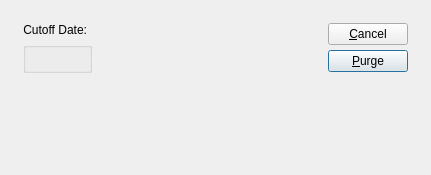
Qt form guiclient/purgeClosedWorkOrders.ui (Pegasus-RPG/xtuple-client) before a commit.
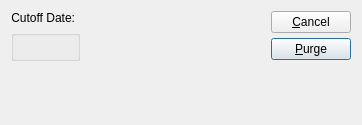
The same form after that commit. Custom widgets are drawn as their Qt base class.

Commit message: Issue #9572. Fixed screens to resize correctly.

What changed in the file:
```diff
--- a/guiclient/purgeClosedWorkOrders.ui
+++ b/guiclient/purgeClosedWorkOrders.ui
@@ -7,33 +7,19 @@
 is available at www.xtuple.com/CPAL.  By using this software, you agree
 to be bound by its terms.</comment>
  <class>purgeClosedWorkOrders</class>
- <widget class="QDialog" name="purgeClosedWorkOrders" >
-  <property name="geometry" >
+ <widget class="QDialog" name="purgeClosedWorkOrders">
+  <property name="geometry">
    <rect>
     <x>0</x>
     <y>0</y>
-    <width>431</width>
-    <height>175</height>
+    <width>362</width>
+    <height>125</height>
    </rect>
   </property>
-  <property name="minimumSize" >
-   <size>
-    <width>0</width>
-    <height>55</height>
-   </size>
-  </property>
-  <property name="windowTitle" >
+  <property name="windowTitle">
    <string>Purge Closed Work Orders</string>
   </property>
-  <layout class="QGridLayout" name="gridLayout" >
-   <item row="0" column="0" >
-    <layout class="QHBoxLayout" name="horizontalLayout" >
-     <property name="spacing" >
-      <number>12</number>
-     </property>
-     <property name="margin" >
-      <number>12</number>
-     </property>
+  <layout class="QHBoxLayout" name="horizontalLayout">
      <item>
       <layout class="QVBoxLayout" >
        <property name="spacing" >
@@ -125,9 +111,9 @@
        <property name="sizeType" >
         <enum>QSizePolicy::Expanding</enum>
        </property>
-       <property name="sizeHint" stdset="0" >
+     <property name="sizeHint" stdset="0">
         <size>
-         <width>0</width>
+       <width>25</width>
          <height>20</height>
         </size>
        </property>
@@ -174,10 +160,8 @@
       </layout>
      </item>
     </layout>
-   </item>
-  </layout>
  </widget>
- <layoutdefault spacing="6" margin="11" />
+ <layoutdefault spacing="6" margin="11"/>
  <pixmapfunction>qPixmapFromMimeSource</pixmapfunction>
  <customwidgets>
   <customwidget>
```
Left out of the diff: 81 changed lines with no effect on the pictures. Lines whose indentation alone changed are shown as unchanged. The commit also changes 1 other file.
